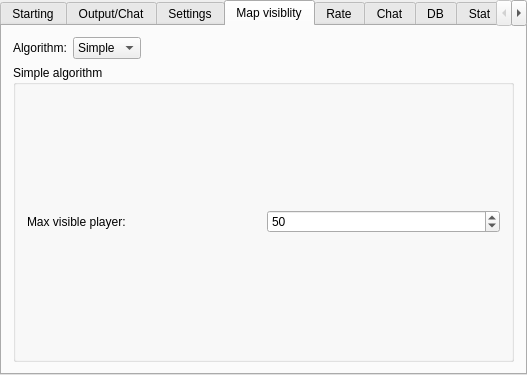
Qt form server/MainWindow.ui (alphaonex86/CatchChallenger) before a commit.
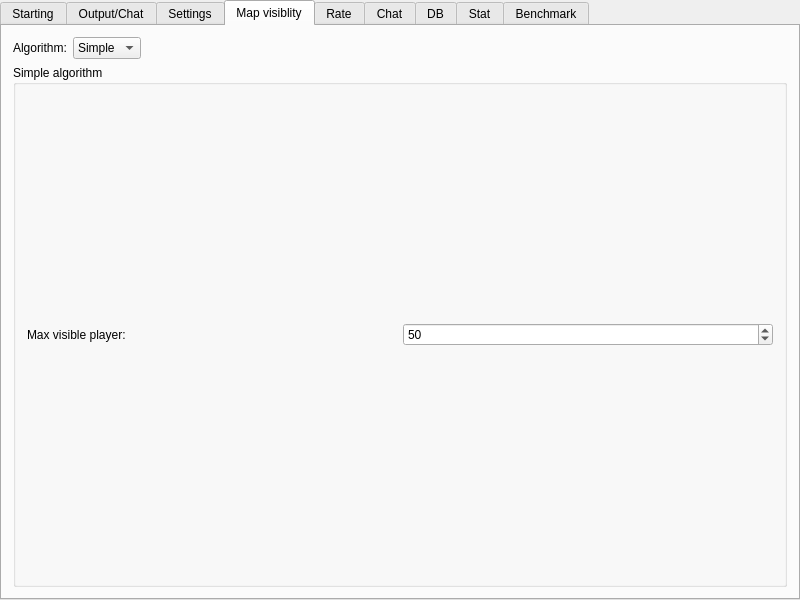
The same form after that commit. Icons and pictures are not drawn.

What changed in the file:
```diff
--- a/server/MainWindow.ui
+++ b/server/MainWindow.ui
@@ -6,10 +6,16 @@
    <rect>
     <x>0</x>
     <y>0</y>
-    <width>527</width>
-    <height>375</height>
+    <width>800</width>
+    <height>600</height>
    </rect>
   </property>
+  <property name="minimumSize">
+   <size>
+    <width>800</width>
+    <height>600</height>
+   </size>
+  </property>
   <property name="windowTitle">
    <string>Pokecraft server gui</string>
   </property>
@@ -298,7 +304,7 @@
               <number>1</number>
              </property>
              <property name="maximum">
-              <number>100</number>
+              <number>999</number>
              </property>
              <property name="value">
               <number>50</number>
```
